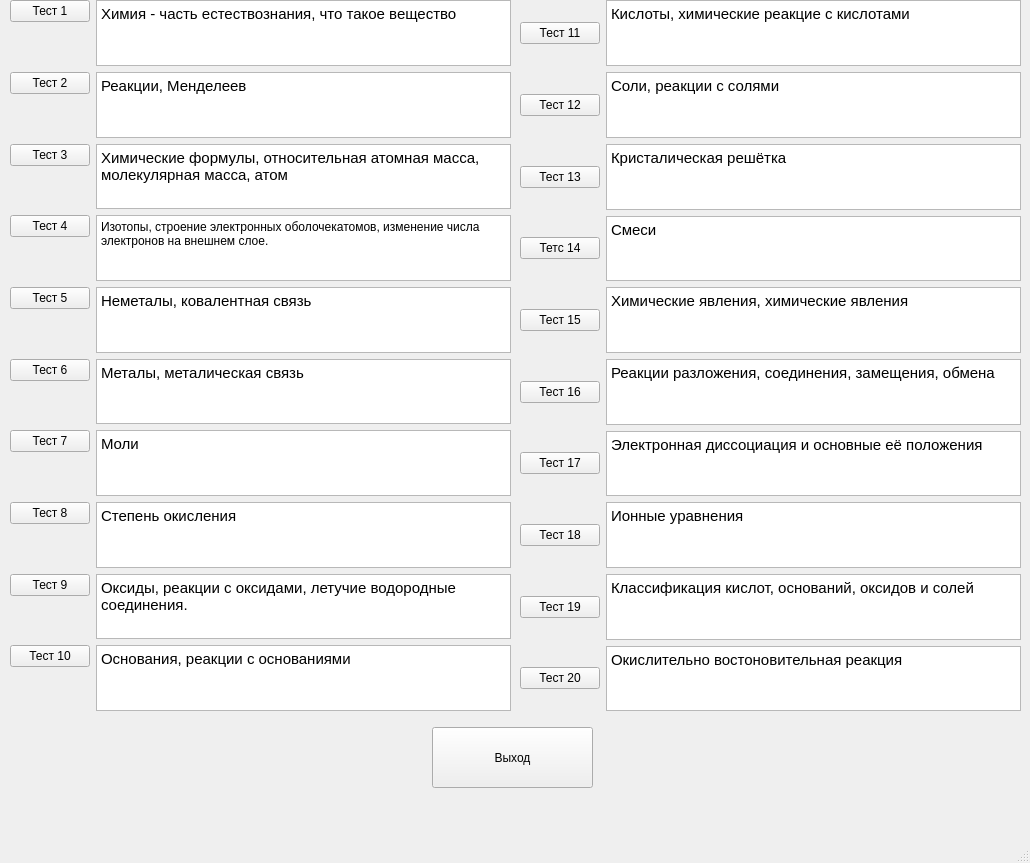
Before: the Qt Designer form ui/Test.ui in saHyok/School_Project, drawn with Qt 5.
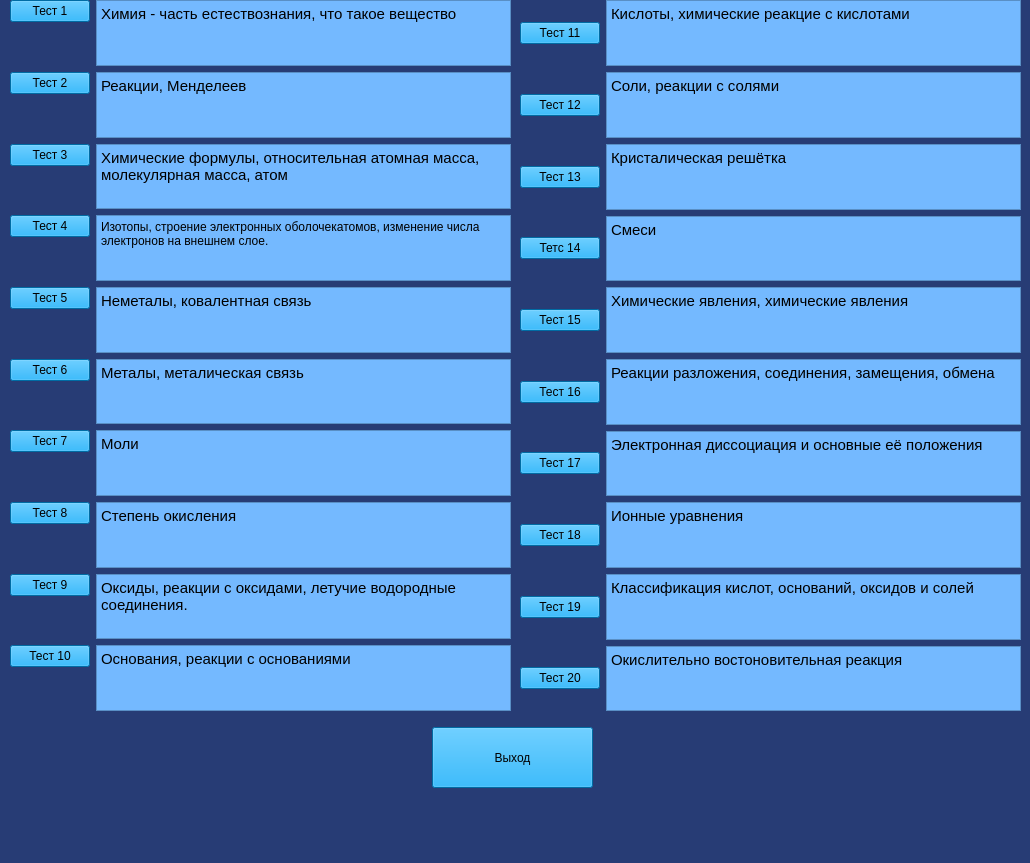
After: the same form once the commit is applied.

Patch:
```diff
--- a/ui/Test.ui
+++ b/ui/Test.ui
@@ -13,6 +13,9 @@
   <property name="windowTitle">
    <string>MainWindow</string>
   </property>
+  <property name="styleSheet">
+   <string notr="true">background-color: rgb(39, 60, 117);</string>
+  </property>
   <widget class="QWidget" name="centralwidget">
    <widget class="QWidget" name="layoutWidget">
     <property name="geometry">
@@ -26,6 +29,9 @@
     <layout class="QFormLayout" name="formLayout">
      <item row="0" column="0">
       <widget class="QPushButton" name="pushButton_1">
+       <property name="styleSheet">
+        <string notr="true">background-color: rgb(0, 151, 230);</string>
+       </property>
        <property name="text">
         <string>Тест 1</string>
        </property>
@@ -33,6 +39,9 @@
      </item>
      <item row="0" column="1">
       <widget class="QTextBrowser" name="textBrowser">
+       <property name="styleSheet">
+        <string notr="true">background-color: rgb(116, 185, 255);</string>
+       </property>
        <property name="html">
         <string>&lt;!DOCTYPE HTML PUBLIC &quot;-//W3C//DTD HTML 4.0//EN&quot; &quot;http://www.w3.org/TR/REC-html40/strict.dtd&quot;&gt;
 &lt;html&gt;&lt;head&gt;&lt;meta name=&quot;qrichtext&quot; content=&quot;1&quot; /&gt;&lt;style type=&quot;text/css&quot;&gt;
@@ -44,6 +53,9 @@
      </item>
      <item row="1" column="0">
       <widget class="QPushButton" name="pushButton_2">
+       <property name="styleSheet">
+        <string notr="true">background-color: rgb(0, 151, 230);</string>
+       </property>
        <property name="text">
         <string>Тест 2</string>
        </property>
@@ -51,6 +63,9 @@
      </item>
      <item row="1" column="1">
       <widget class="QTextBrowser" name="textBrowser_4">
+       <property name="styleSheet">
+        <string notr="true">background-color: rgb(116, 185, 255);</string>
+       </property>
        <property name="html">
         <string>&lt;!DOCTYPE HTML PUBLIC &quot;-//W3C//DTD HTML 4.0//EN&quot; &quot;http://www.w3.org/TR/REC-html40/strict.dtd&quot;&gt;
 &lt;html&gt;&lt;head&gt;&lt;meta name=&quot;qrichtext&quot; content=&quot;1&quot; /&gt;&lt;style type=&quot;text/css&quot;&gt;
@@ -62,6 +77,9 @@
      </item>
      <item row="2" column="0">
       <widget class="QPushButton" name="pushButton_3">
+       <property name="styleSheet">
+        <string notr="true">background-color: rgb(0, 151, 230);</string>
+       </property>
        <property name="text">
         <string>Тест 3</string>
        </property>
@@ -69,6 +87,9 @@
      </item>
      <item row="2" column="1">
       <widget class="QTextBrowser" name="textBrowser_5">
+       <property name="styleSheet">
+        <string notr="true">background-color: rgb(116, 185, 255);</string>
+       </property>
        <property name="html">
         <string>&lt;!DOCTYPE HTML PUBLIC &quot;-//W3C//DTD HTML 4.0//EN&quot; &quot;http://www.w3.org/TR/REC-html40/strict.dtd&quot;&gt;
 &lt;html&gt;&lt;head&gt;&lt;meta name=&quot;qrichtext&quot; content=&quot;1&quot; /&gt;&lt;style type=&quot;text/css&quot;&gt;
@@ -80,6 +101,9 @@
      </item>
      <item row="3" column="0">
       <widget class="QPushButton" name="pushButton_4">
+       <property name="styleSheet">
+        <string notr="true">background-color: rgb(0, 151, 230);</string>
+       </property>
        <property name="text">
         <string>Тест 4</string>
        </property>
@@ -87,6 +111,9 @@
      </item>
      <item row="3" column="1">
       <widget class="QTextBrowser" name="textBrowser_6">
+       <property name="styleSheet">
+        <string notr="true">background-color: rgb(116, 185, 255);</string>
+       </property>
        <property name="html">
         <string>&lt;!DOCTYPE HTML PUBLIC &quot;-//W3C//DTD HTML 4.0//EN&quot; &quot;http://www.w3.org/TR/REC-html40/strict.dtd&quot;&gt;
 &lt;html&gt;&lt;head&gt;&lt;meta name=&quot;qrichtext&quot; content=&quot;1&quot; /&gt;&lt;style type=&quot;text/css&quot;&gt;
@@ -98,6 +125,9 @@
      </item>
      <item row="4" column="0">
       <widget class="QPushButton" name="pushButton_5">
+       <property name="styleSheet">
+        <string notr="true">background-color: rgb(0, 151, 230);</string>
+       </property>
        <property name="text">
         <string>Тест 5</string>
        </property>
@@ -105,6 +135,9 @@
      </item>
      <item row="4" column="1">
       <widget class="QTextBrowser" name="textBrowser_7">
+       <property name="styleSheet">
+        <string notr="true">background-color: rgb(116, 185, 255);</string>
+       </property>
        <property name="html">
         <string>&lt;!DOCTYPE HTML PUBLIC &quot;-//W3C//DTD HTML 4.0//EN&quot; &quot;http://www.w3.org/TR/REC-html40/strict.dtd&quot;&gt;
 &lt;html&gt;&lt;head&gt;&lt;meta name=&quot;qrichtext&quot; content=&quot;1&quot; /&gt;&lt;style type=&quot;text/css&quot;&gt;
@@ -116,6 +149,9 @@
      </item>
      <item row="5" column="0">
       <widget class="QPushButton" name="pushButton_6">
+       <property name="styleSheet">
+        <string notr="true">background-color: rgb(0, 151, 230);</string>
+       </property>
        <property name="text">
         <string>Тест 6</string>
        </property>
@@ -123,6 +159,9 @@
      </item>
      <item row="5" column="1">
       <widget class="QTextBrowser" name="textBrowser_8">
+       <property name="styleSheet">
+        <string notr="true">background-color: rgb(116, 185, 255);</string>
+       </property>
        <property name="html">
         <string>&lt;!DOCTYPE HTML PUBLIC &quot;-//W3C//DTD HTML 4.0//EN&quot; &quot;http://www.w3.org/TR/REC-html40/strict.dtd&quot;&gt;
 &lt;html&gt;&lt;head&gt;&lt;meta name=&quot;qrichtext&quot; content=&quot;1&quot; /&gt;&lt;style type=&quot;text/css&quot;&gt;
@@ -132,15 +171,11 @@
        </property>
       </widget>
      </item>
-     <item row="6" column="0">
-      <widget class="QPushButton" name="pushButton_7">
-       <property name="text">
-        <string>Тест 7</string>
-       </property>
-      </widget>
-     </item>
      <item row="6" column="1">
       <widget class="QTextBrowser" name="textBrowser_9">
+       <property name="styleSheet">
+        <string notr="true">background-color: rgb(116, 185, 255);</string>
+       </property>
        <property name="html">
         <string>&lt;!DOCTYPE HTML PUBLIC &quot;-//W3C//DTD HTML 4.0//EN&quot; &quot;http://www.w3.org/TR/REC-html40/strict.dtd&quot;&gt;
 &lt;html&gt;&lt;head&gt;&lt;meta name=&quot;qrichtext&quot; content=&quot;1&quot; /&gt;&lt;style type=&quot;text/css&quot;&gt;
@@ -152,6 +187,9 @@
      </item>
      <item row="7" column="0">
       <widget class="QPushButton" name="pushButton_8">
+       <property name="styleSheet">
+        <string notr="true">background-color: rgb(0, 151, 230);</string>
+       </property>
        <property name="text">
         <string>Тест 8</string>
        </property>
@@ -159,6 +197,9 @@
      </item>
      <item row="7" column="1">
       <widget class="QTextBrowser" name="textBrowser_10">
+       <property name="styleSheet">
+        <string notr="true">background-color: rgb(116, 185, 255);</string>
+       </property>
        <property name="html">
         <string>&lt;!DOCTYPE HTML PUBLIC &quot;-//W3C//DTD HTML 4.0//EN&quot; &quot;http://www.w3.org/TR/REC-html40/strict.dtd&quot;&gt;
 &lt;html&gt;&lt;head&gt;&lt;meta name=&quot;qrichtext&quot; content=&quot;1&quot; /&gt;&lt;style type=&quot;text/css&quot;&gt;
@@ -170,6 +211,9 @@
      </item>
      <item row="8" column="1">
       <widget class="QTextBrowser" name="textBrowser_11">
+       <property name="styleSheet">
+        <string notr="true">background-color: rgb(116, 185, 255);</string>
+       </property>
        <property name="html">
         <string>&lt;!DOCTYPE HTML PUBLIC &quot;-//W3C//DTD HTML 4.0//EN&quot; &quot;http://www.w3.org/TR/REC-html40/strict.dtd&quot;&gt;
 &lt;html&gt;&lt;head&gt;&lt;meta name=&quot;qrichtext&quot; content=&quot;1&quot; /&gt;&lt;style type=&quot;text/css&quot;&gt;
@@ -181,6 +225,9 @@
      </item>
      <item row="9" column="0">
       <widget class="QPushButton" name="pushButton_10">
+       <property name="styleSheet">
+        <string notr="true">background-color: rgb(0, 151, 230);</string>
+       </property>
        <property name="text">
         <string>Тест 10</string>
        </property>
@@ -188,6 +235,9 @@
      </item>
      <item row="9" column="1">
       <widget class="QTextBrowser" name="textBrowser_12">
+       <property name="styleSheet">
+        <string notr="true">background-color: rgb(116, 185, 255);</string>
+       </property>
        <property name="html">
         <string>&lt;!DOCTYPE HTML PUBLIC &quot;-//W3C//DTD HTML 4.0//EN&quot; &quot;http://www.w3.org/TR/REC-html40/strict.dtd&quot;&gt;
 &lt;html&gt;&lt;head&gt;&lt;meta name=&quot;qrichtext&quot; content=&quot;1&quot; /&gt;&lt;style type=&quot;text/css&quot;&gt;
@@ -199,11 +249,24 @@
      </item>
      <item row="8" column="0">
       <widget class="QPushButton" name="pushButton_9">
+       <property name="styleSheet">
+        <string notr="true">background-color: rgb(0, 151, 230);</string>
+       </property>
        <property name="text">
         <string>Тест 9</string>
        </property>
       </widget>
      </item>
+     <item row="6" column="0">
+      <widget class="QPushButton" name="pushButton_7">
+       <property name="styleSheet">
+        <string notr="true">background-color: rgb(0, 151, 230);</string>
+       </property>
+       <property name="text">
+        <string>Тест 7</string>
+       </property>
+      </widget>
+     </item>
     </layout>
    </widget>
    <widget class="QWidget" name="layoutWidget">
@@ -218,6 +281,9 @@
     <layout class="QGridLayout" name="gridLayout">
      <item row="8" column="0">
       <widget class="QPushButton" name="pushButton_19">
+       <property name="styleSheet">
+        <string notr="true">background-color: rgb(0, 151, 230);</string>
+       </property>
        <property name="text">
         <string>Тест 19</string>
        </property>
@@ -225,6 +291,9 @@
      </item>
      <item row="3" column="0">
       <widget class="QPushButton" name="pushButton_14">
+       <property name="styleSheet">
+        <string notr="true">background-color: rgb(0, 151, 230);</string>
+       </property>
        <property name="text">
         <string>Тетс 14</string>
        </property>
@@ -232,6 +301,9 @@
      </item>
      <item row="4" column="0">
       <widget class="QPushButton" name="pushButton_15">
+       <property name="styleSheet">
+        <string notr="true">background-color: rgb(0, 151, 230);</string>
+       </property>
        <property name="text">
         <string>Тест 15</string>
        </property>
@@ -239,6 +311,9 @@
      </item>
      <item row="0" column="0">
       <widget class="QPushButton" name="pushButton_11">
+       <property name="styleSheet">
+        <string notr="true">background-color: rgb(0, 151, 230);</string>
+       </property>
        <property name="text">
         <string>Тест 11</string>
        </property>
@@ -246,6 +321,9 @@
      </item>
      <item row="6" column="0">
       <widget class="QPushButton" name="pushButton_17">
+       <property name="styleSheet">
+        <string notr="true">background-color: rgb(0, 151, 230);</string>
+       </property>
        <property name="text">
         <string>Тест 17</string>
        </property>
@@ -253,6 +331,9 @@
      </item>
      <item row="2" column="0">
       <widget class="QPushButton" name="pushButton_13">
+       <property name="styleSheet">
+        <string notr="true">background-color: rgb(0, 151, 230);</string>
+       </property>
        <property name="text">
         <string>Тест 13</string>
        </property>
@@ -260,6 +341,9 @@
      </item>
      <item row="1" column="0">
       <widget class="QPushButton" name="pushButton_12">
+       <property name="styleSheet">
+        <string notr="true">background-color: rgb(0, 151, 230);</string>
+       </property>
        <property name="text">
         <string>Тест 12</string>
        </property>
@@ -267,6 +351,9 @@
      </item>
      <item row="7" column="0">
       <widget class="QPushButton" name="pushButton_18">
+       <property name="styleSheet">
+        <string notr="true">background-color: rgb(0, 151, 230);</string>
+       </property>
        <property name="text">
         <string>Тест 18</string>
        </property>
@@ -274,6 +361,9 @@
      </item>
      <item row="5" column="0">
       <widget class="QPushButton" name="pushButton_16">
+       <property name="styleSheet">
+        <string notr="true">background-color: rgb(0, 151, 230);</string>
+       </property>
        <property name="text">
         <string>Тест 16</string>
        </property>
@@ -281,6 +371,9 @@
      </item>
      <item row="9" column="0">
       <widget class="QPushButton" name="pushButton_20">
+       <property name="styleSheet">
+        <string notr="true">background-color: rgb(0, 151, 230);</string>
+       </property>
        <property name="text">
         <string>Тест 20</string>
        </property>
@@ -288,6 +381,9 @@
      </item>
      <item row="1" column="1">
       <widget class="QTextBrowser" name="textBrowser_2">
+       <property name="styleSheet">
+        <string notr="true">background-color: rgb(116, 185, 255);</string>
+       </property>
        <property name="html">
         <string>&lt;!DOCTYPE HTML PUBLIC &quot;-//W3C//DTD HTML 4.0//EN&quot; &quot;http://www.w3.org/TR/REC-html40/strict.dtd&quot;&gt;
 &lt;html&gt;&lt;head&gt;&lt;meta name=&quot;qrichtext&quot; content=&quot;1&quot; /&gt;&lt;style type=&quot;text/css&quot;&gt;
@@ -299,6 +395,9 @@
      </item>
      <item row="0" column="1">
       <widget class="QTextBrowser" name="textBrowser_3">
+       <property name="styleSheet">
+        <string notr="true">background-color: rgb(116, 185, 255);</string>
+       </property>
        <property name="html">
         <string>&lt;!DOCTYPE HTML PUBLIC &quot;-//W3C//DTD HTML 4.0//EN&quot; &quot;http://www.w3.org/TR/REC-html40/strict.dtd&quot;&gt;
 &lt;html&gt;&lt;head&gt;&lt;meta name=&quot;qrichtext&quot; content=&quot;1&quot; /&gt;&lt;style type=&quot;text/css&quot;&gt;
@@ -310,6 +409,9 @@
      </item>
      <item row="2" column="1">
       <widget class="QTextBrowser" name="textBrowser_13">
+       <property name="styleSheet">
+        <string notr="true">background-color: rgb(116, 185, 255);</string>
+       </property>
        <property name="html">
         <string>&lt;!DOCTYPE HTML PUBLIC &quot;-//W3C//DTD HTML 4.0//EN&quot; &quot;http://www.w3.org/TR/REC-html40/strict.dtd&quot;&gt;
 &lt;html&gt;&lt;head&gt;&lt;meta name=&quot;qrichtext&quot; content=&quot;1&quot; /&gt;&lt;style type=&quot;text/css&quot;&gt;
@@ -321,6 +423,9 @@
      </item>
      <item row="3" column="1">
       <widget class="QTextBrowser" name="textBrowser_14">
+       <property name="styleSheet">
+        <string notr="true">background-color: rgb(116, 185, 255);</string>
+       </property>
        <property name="html">
         <string>&lt;!DOCTYPE HTML PUBLIC &quot;-//W3C//DTD HTML 4.0//EN&quot; &quot;http://www.w3.org/TR/REC-html40/strict.dtd&quot;&gt;
 &lt;html&gt;&lt;head&gt;&lt;meta name=&quot;qrichtext&quot; content=&quot;1&quot; /&gt;&lt;style type=&quot;text/css&quot;&gt;
@@ -332,6 +437,9 @@
      </item>
      <item row="4" column="1">
       <widget class="QTextBrowser" name="textBrowser_15">
+       <property name="styleSheet">
+        <string notr="true">background-color: rgb(116, 185, 255);</string>
+       </property>
        <property name="html">
         <string>&lt;!DOCTYPE HTML PUBLIC &quot;-//W3C//DTD HTML 4.0//EN&quot; &quot;http://www.w3.org/TR/REC-html40/strict.dtd&quot;&gt;
 &lt;html&gt;&lt;head&gt;&lt;meta name=&quot;qrichtext&quot; content=&quot;1&quot; /&gt;&lt;style type=&quot;text/css&quot;&gt;
@@ -343,6 +451,9 @@
      </item>
      <item row="5" column="1">
       <widget class="QTextBrowser" name="textBrowser_16">
+       <property name="styleSheet">
+        <string notr="true">background-color: rgb(116, 185, 255);</string>
+       </property>
        <property name="html">
         <string>&lt;!DOCTYPE HTML PUBLIC &quot;-//W3C//DTD HTML 4.0//EN&quot; &quot;http://www.w3.org/TR/REC-html40/strict.dtd&quot;&gt;
 &lt;html&gt;&lt;head&gt;&lt;meta name=&quot;qrichtext&quot; content=&quot;1&quot; /&gt;&lt;style type=&quot;text/css&quot;&gt;
@@ -354,6 +465,9 @@
      </item>
      <item row="6" column="1">
       <widget class="QTextBrowser" name="textBrowser_17">
+       <property name="styleSheet">
+        <string notr="true">background-color: rgb(116, 185, 255);</string>
+       </property>
        <property name="html">
         <string>&lt;!DOCTYPE HTML PUBLIC &quot;-//W3C//DTD HTML 4.0//EN&quot; &quot;http://www.w3.org/TR/REC-html40/strict.dtd&quot;&gt;
 &lt;html&gt;&lt;head&gt;&lt;meta name=&quot;qrichtext&quot; content=&quot;1&quot; /&gt;&lt;style type=&quot;text/css&quot;&gt;
@@ -365,6 +479,9 @@
      </item>
      <item row="7" column="1">
       <widget class="QTextBrowser" name="textBrowser_18">
+       <property name="styleSheet">
+        <string notr="true">background-color: rgb(116, 185, 255);</string>
+       </property>
        <property name="html">
         <string>&lt;!DOCTYPE HTML PUBLIC &quot;-//W3C//DTD HTML 4.0//EN&quot; &quot;http://www.w3.org/TR/REC-html40/strict.dtd&quot;&gt;
 &lt;html&gt;&lt;head&gt;&lt;meta name=&quot;qrichtext&quot; content=&quot;1&quot; /&gt;&lt;style type=&quot;text/css&quot;&gt;
@@ -376,6 +493,9 @@
      </item>
      <item row="8" column="1">
       <widget class="QTextBrowser" name="textBrowser_19">
+       <property name="styleSheet">
+        <string notr="true">background-color: rgb(116, 185, 255);</string>
+       </property>
        <property name="html">
         <string>&lt;!DOCTYPE HTML PUBLIC &quot;-//W3C//DTD HTML 4.0//EN&quot; &quot;http://www.w3.org/TR/REC-html40/strict.dtd&quot;&gt;
 &lt;html&gt;&lt;head&gt;&lt;meta name=&quot;qrichtext&quot; content=&quot;1&quot; /&gt;&lt;style type=&quot;text/css&quot;&gt;
@@ -387,6 +507,9 @@
      </item>
      <item row="9" column="1">
       <widget class="QTextBrowser" name="textBrowser_20">
+       <property name="styleSheet">
+        <string notr="true">background-color: rgb(116, 185, 255);</string>
+       </property>
        <property name="html">
         <string>&lt;!DOCTYPE HTML PUBLIC &quot;-//W3C//DTD HTML 4.0//EN&quot; &quot;http://www.w3.org/TR/REC-html40/strict.dtd&quot;&gt;
 &lt;html&gt;&lt;head&gt;&lt;meta name=&quot;qrichtext&quot; content=&quot;1&quot; /&gt;&lt;style type=&quot;text/css&quot;&gt;
@@ -407,6 +530,9 @@
       <height>61</height>
      </rect>
     </property>
+    <property name="styleSheet">
+     <string notr="true">background-color: rgb(0, 151, 230);</string>
+    </property>
     <property name="text">
      <string>Выход</string>
     </property>
```
